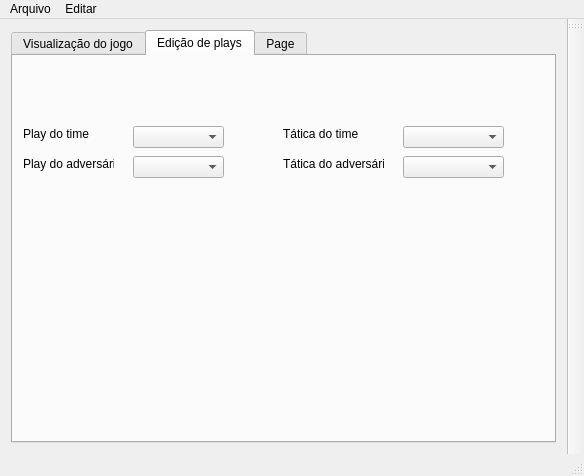
The window that src/clients/graphicalintelligence/GraphicalIntelligence.ui (legacy-roboime/legacy-roboime-intel) describes before a commit, drawn with Qt 5.
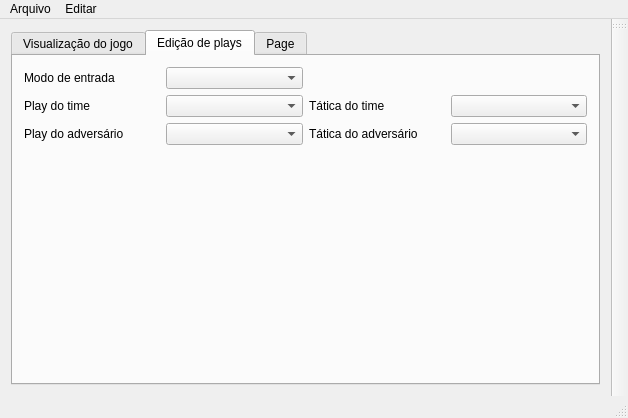
The same window after the commit. The open tabs and pages were chosen to show the change. Custom widgets are drawn as their Qt base class.

Commit message: Fixing resizing problems on graphical-client.

Patch:
```diff
--- a/src/clients/graphicalintelligence/GraphicalIntelligence.ui
+++ b/src/clients/graphicalintelligence/GraphicalIntelligence.ui
@@ -6,16 +6,16 @@
    <rect>
     <x>0</x>
     <y>0</y>
-    <width>584</width>
-    <height>476</height>
+    <width>628</width>
+    <height>418</height>
    </rect>
   </property>
   <property name="windowTitle">
    <string>GraphicalIntelligence</string>
   </property>
   <widget class="QWidget" name="centralWidget">
-   <layout class="QVBoxLayout" name="verticalLayout_2">
-    <item>
+   <layout class="QGridLayout" name="gridLayout_3">
+    <item row="0" column="0">
      <widget class="QTabWidget" name="tabWidget">
       <property name="currentIndex">
        <number>1</number>
@@ -255,120 +255,71 @@
        <attribute name="title">
         <string>Edição de plays</string>
        </attribute>
+       <layout class="QGridLayout" name="gridLayout_4">
+        <item row="2" column="3">
+         <widget class="QComboBox" name="cmbSelectTacticTheirs"/>
+        </item>
+        <item row="2" column="2">
+         <widget class="QLabel" name="label_8">
+          <property name="text">
+           <string>Tática do adversário</string>
+          </property>
+         </widget>
+        </item>
+        <item row="1" column="3">
+         <widget class="QComboBox" name="cmbSelectTacticOurs"/>
+        </item>
+        <item row="1" column="0">
        <widget class="QLabel" name="label_3">
-        <property name="geometry">
-         <rect>
-          <x>10</x>
-          <y>70</y>
-          <width>91</width>
-          <height>16</height>
-         </rect>
-        </property>
         <property name="text">
          <string>Play do time</string>
         </property>
        </widget>
-       <widget class="QLabel" name="label_4">
-        <property name="geometry">
-         <rect>
-          <x>10</x>
-          <y>100</y>
-          <width>91</width>
-          <height>16</height>
-         </rect>
-        </property>
-        <property name="text">
-         <string>Play do adversário</string>
-        </property>
-       </widget>
-       <widget class="QComboBox" name="cmbSelectPlayOurs">
-        <property name="geometry">
-         <rect>
-          <x>120</x>
-          <y>70</y>
-          <width>91</width>
-          <height>22</height>
-         </rect>
-        </property>
-       </widget>
-       <widget class="QComboBox" name="cmbSelectPlayTheirs">
-        <property name="geometry">
-         <rect>
-          <x>120</x>
-          <y>100</y>
-          <width>91</width>
-          <height>22</height>
-         </rect>
-        </property>
-       </widget>
+        </item>
+        <item row="1" column="2">
        <widget class="QLabel" name="label_6">
-        <property name="geometry">
-         <rect>
-          <x>270</x>
-          <y>70</y>
-          <width>101</width>
-          <height>16</height>
-         </rect>
-        </property>
         <property name="text">
          <string>Tática do time</string>
         </property>
        </widget>
-       <widget class="QComboBox" name="cmbSelectTacticOurs">
-        <property name="geometry">
-         <rect>
-          <x>390</x>
-          <y>70</y>
-          <width>101</width>
-          <height>22</height>
-         </rect>
-        </property>
-       </widget>
-       <widget class="QComboBox" name="cmbSelectTacticTheirs">
-        <property name="geometry">
-         <rect>
-          <x>390</x>
-          <y>100</y>
-          <width>101</width>
-          <height>22</height>
-         </rect>
-        </property>
-       </widget>
-       <widget class="QLabel" name="label_8">
-        <property name="geometry">
-         <rect>
-          <x>270</x>
-          <y>100</y>
-          <width>101</width>
-          <height>16</height>
-         </rect>
-        </property>
-        <property name="text">
-         <string>Tática do adversário</string>
-        </property>
-       </widget>
-       <widget class="QWidget" name="">
-        <property name="geometry">
-         <rect>
-          <x>118</x>
-          <y>20</y>
-          <width>241</width>
-          <height>22</height>
-         </rect>
-        </property>
-        <layout class="QHBoxLayout" name="horizontalLayout_6">
-         <item>
+        </item>
+        <item row="0" column="0">
           <widget class="QLabel" name="label_7">
            <property name="text">
             <string>Modo de entrada</string>
            </property>
           </widget>
          </item>
-         <item>
+        <item row="2" column="1">
+         <widget class="QComboBox" name="cmbSelectPlayTheirs"/>
+        </item>
+        <item row="2" column="0">
+         <widget class="QLabel" name="label_4">
+          <property name="text">
+           <string>Play do adversário</string>
+          </property>
+         </widget>
+        </item>
+        <item row="0" column="1">
           <widget class="QComboBox" name="cmbSelectMode"/>
          </item>
-        </layout>
-       </widget>
+        <item row="1" column="1">
+         <widget class="QComboBox" name="cmbSelectPlayOurs"/>
+        </item>
+        <item row="3" column="0">
+         <spacer name="verticalSpacer">
+          <property name="orientation">
+           <enum>Qt::Vertical</enum>
+          </property>
+          <property name="sizeHint" stdset="0">
+           <size>
+            <width>20</width>
+            <height>40</height>
+           </size>
+          </property>
+         </spacer>
+        </item>
+       </layout>
       </widget>
       <widget class="QWidget" name="tab_3">
        <attribute name="title">
@@ -409,8 +360,8 @@
     <rect>
      <x>0</x>
      <y>0</y>
-     <width>584</width>
-     <height>21</height>
+     <width>628</width>
+     <height>25</height>
     </rect>
    </property>
    <widget class="QMenu" name="menuArquivo">
```
Left out of the diff: 90 changed lines with no effect on the pictures. Lines whose indentation alone changed are shown as unchanged.
